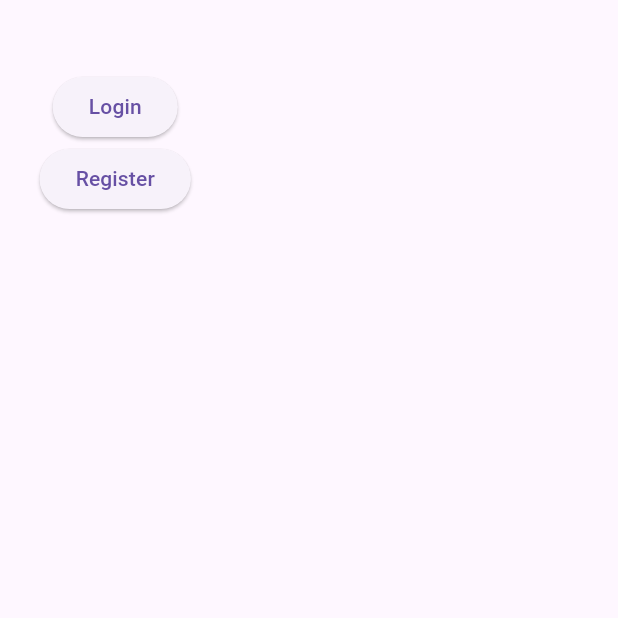
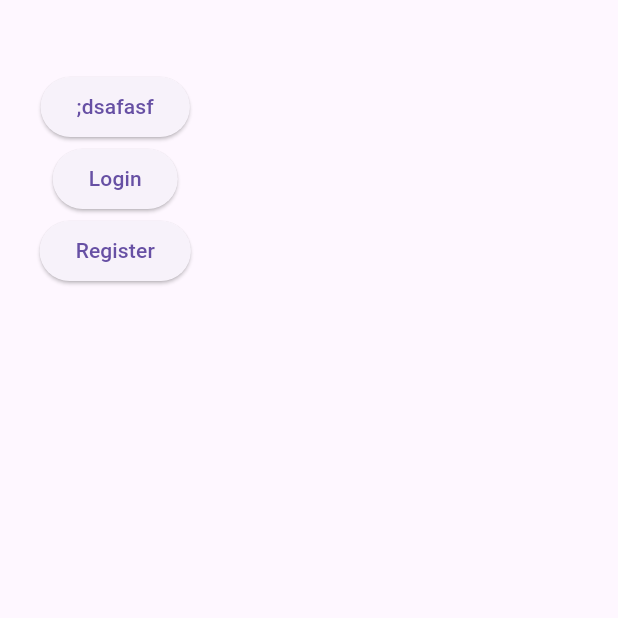
Before and after one commit to xasankarimovich/imtihon, a Flutter app: the screen it shows after launch, on a phone screen of 412 x 824 dp, the top half of it. Run offline on Flutter 3.47's test engine with Material 3 defaults, Android fonts, the phone set to English and light mode, and no system bars.

Commit message:
auth chopil

```diff
--- a/lib/screen/auth/login/login_screen.dart
+++ b/lib/screen/auth/login/login_screen.dart
@@ -6,6 +6,9 @@ import 'package:imtihon/screen/auth/register/register_screen.dart';
 import 'package:imtihon/screen/auth/widget/input_item.dart';
 import 'package:imtihon/utils/constants/app_constants.dart';
 import 'package:imtihon/utils/extension/extension.dart';
+import 'package:imtihon/view_model/auth_view_model.dart';
+import 'package:imtihon/view_model/auth_view_model.dart';
+import 'package:imtihon/view_model/auth_view_model.dart';
 import 'package:imtihon/view_model/auth_view_model.dart';
 import 'package:provider/provider.dart';
 
@@ -32,6 +35,7 @@ class _LoginScreenState extends State<LoginScreen> {
           child: Column(
             children: [
               50.boxH(),
+              ElevatedButton(onPressed: (){}, child: Text(';dsafasf')),
               Consumer<AuthViewModel>(
                 builder: (BuildContext context, AuthViewModel value, Widget? child) {
                   return ElevatedButton(
```
